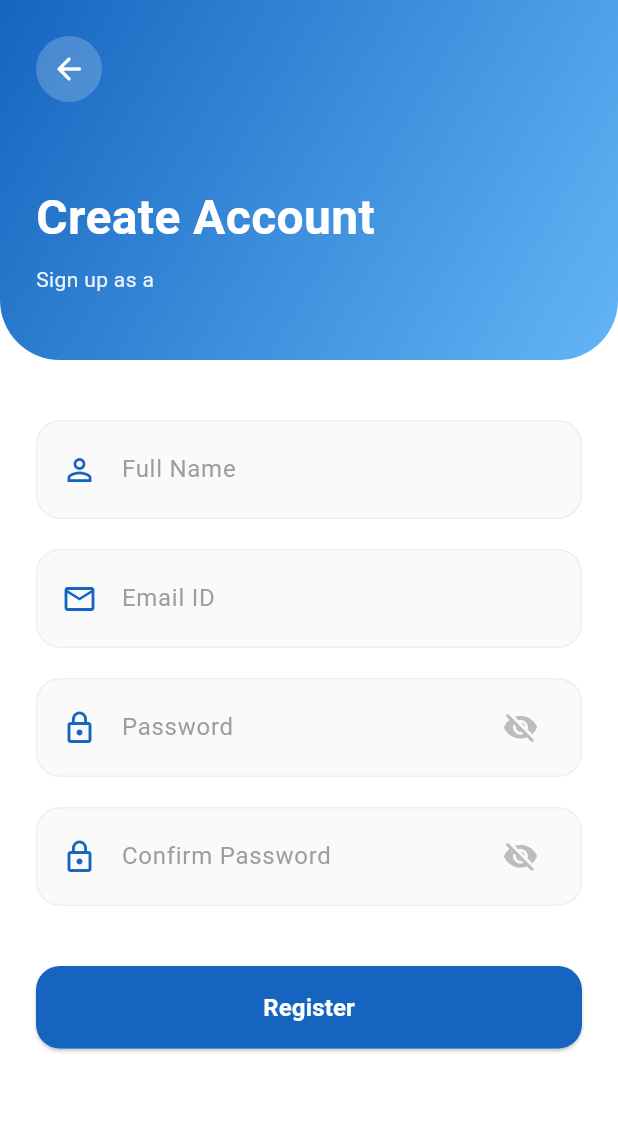
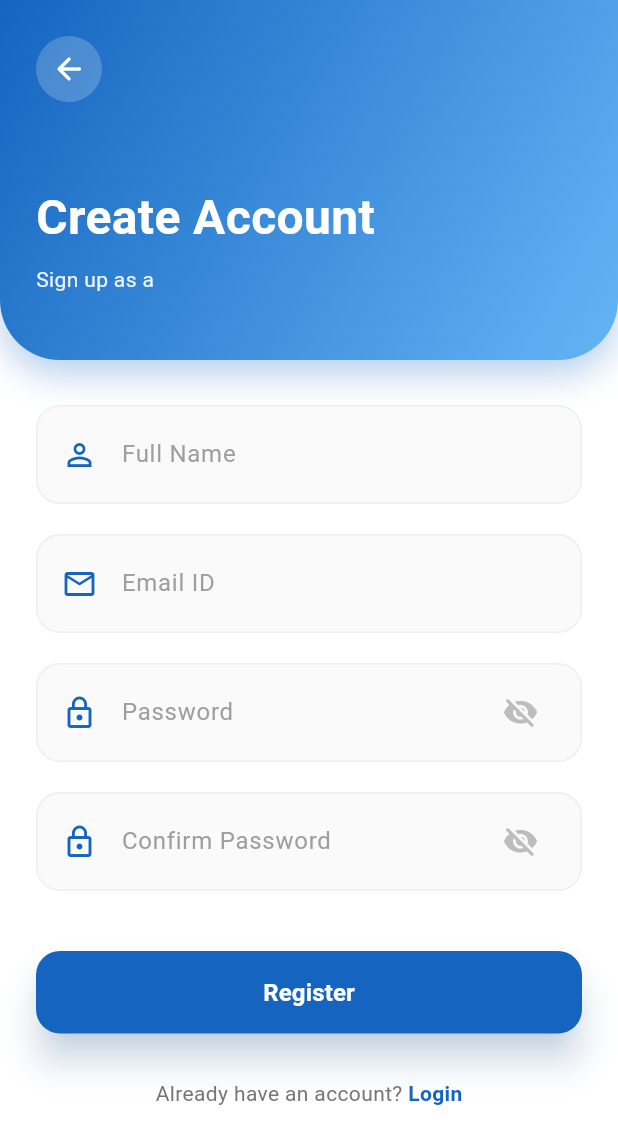
Before and after one commit to Orum-tech/parakk-erp-mvp, a Flutter app: the SignupScreen screen opened directly with empty values, on a phone screen of 412 x 824 dp. Shown: the top 1144 px of the screen. Run offline on Flutter 3.47's test engine with Material 3 defaults, Android fonts, the phone set to English and light mode, and no system bars; network calls fail.

Commit message:
Signup Screen fixed

```diff
--- a/lib/screens/signup_screen.dart
+++ b/lib/screens/signup_screen.dart
@@ -2,6 +2,7 @@ import 'package:flutter/material.dart';
 import 'student_dashboard.dart';
 import 'teacher_dashboard.dart';
 import 'parent_dashboard.dart';
+import 'login_screen.dart'; // ✅ Added Import for Login Screen
 
 class SignupScreen extends StatelessWidget {
   final String userRole;
@@ -10,6 +11,7 @@ class SignupScreen extends StatelessWidget {
 
   @override
   Widget build(BuildContext context) {
+    // Aesthetic Colors
     final Color primaryBlue = const Color(0xFF1565C0);
     final Color gradientLight = const Color(0xFF64B5F6);
 
@@ -18,7 +20,7 @@ class SignupScreen extends StatelessWidget {
       body: SingleChildScrollView(
         child: Column(
           children: [
-            // Header
+            // 1. Header (Same as Login Screen for consistency)
             Container(
               height: 240,
               width: double.infinity,
@@ -32,6 +34,13 @@ class SignupScreen extends StatelessWidget {
                   bottomLeft: Radius.circular(40),
                   bottomRight: Radius.circular(40),
                 ),
+                boxShadow: [
+                  BoxShadow(
+                    color: primaryBlue.withOpacity(0.3),
+                    blurRadius: 20,
+                    offset: const Offset(0, 10),
+                  ),
+                ],
               ),
               child: SafeArea(
                 child: Padding(
@@ -39,6 +48,7 @@ class SignupScreen extends StatelessWidget {
                   child: Column(
                     crossAxisAlignment: CrossAxisAlignment.start,
                     children: [
+                      // Back Button
                       Material(
                         color: Colors.white.withOpacity(0.2),
                         shape: const CircleBorder(),
@@ -68,9 +78,9 @@ class SignupScreen extends StatelessWidget {
               ),
             ),
 
-            const SizedBox(height: 40),
+            const SizedBox(height: 30),
 
-            // Form
+            // 2. Form Fields
             Padding(
               padding: const EdgeInsets.symmetric(horizontal: 24.0),
               child: Column(
@@ -89,12 +99,13 @@ class SignupScreen extends StatelessWidget {
 
                   const SizedBox(height: 40),
 
+                  // 3. Register Button
                   SizedBox(
                     width: double.infinity,
                     height: 55,
                     child: ElevatedButton(
                       onPressed: () {
-                         // After signup, navigate to dashboard
+                         // After signup, navigate to respective dashboard
                         if (userRole == "Student") {
                           Navigator.pushReplacement(context, MaterialPageRoute(builder: (context) => const StudentDashboard()));
                         } else if (userRole == "Teacher") {
@@ -105,12 +116,37 @@ class SignupScreen extends StatelessWidget {
                       },
                       style: ElevatedButton.styleFrom(
                         backgroundColor: primaryBlue,
+                        elevation: 10,
+                        shadowColor: primaryBlue.withOpacity(0.4),
                         shape: RoundedRectangleBorder(borderRadius: BorderRadius.circular(16)),
                       ),
                       child: const Text("Register", style: TextStyle(fontSize: 16, fontWeight: FontWeight.bold, color: Colors.white)),
                     ),
                   ),
+
                   const SizedBox(height: 30),
+
+                  // 4. Already have an account? Login (Redirect Logic)
+                  Row(
+                    mainAxisAlignment: MainAxisAlignment.center,
+                    children: [
+                      Text("Already have an account? ", style: TextStyle(color: Colors.grey[600])),
+                      GestureDetector(
+                        onTap: () {
+                          // ✅ Navigate to Login Screen
+                          Navigator.push(
+                            context,
+                            MaterialPageRoute(builder: (context) => LoginScreen(userRole: userRole)),
+                          );
+                        },
+                        child: Text(
+                          "Login",
+                          style: TextStyle(color: primaryBlue, fontWeight: FontWeight.bold),
+                        ),
+                      ),
+                    ],
+                  ),
+                  const SizedBox(height: 20),
                 ],
               ),
             ),
@@ -130,6 +166,7 @@ class SignupScreen extends StatelessWidget {
       padding: const EdgeInsets.symmetric(horizontal: 16, vertical: 4),
       child: TextField(
         obscureText: isPassword,
+        style: const TextStyle(fontWeight: FontWeight.w500),
         decoration: InputDecoration(
           icon: Icon(icon, color: primaryColor),
           labelText: label,
```
Also changed, not shown: lib/screens/login_screen.dart (+7 -31 lines), lib/screens/role_selection_screen.dart (+4 -4 lines).
